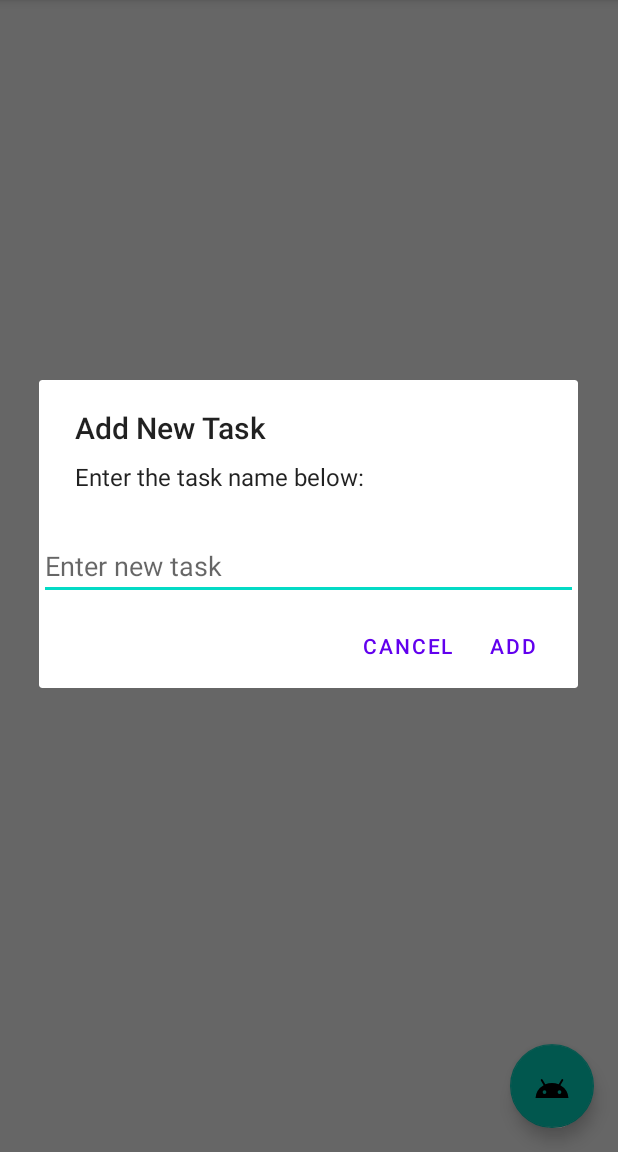
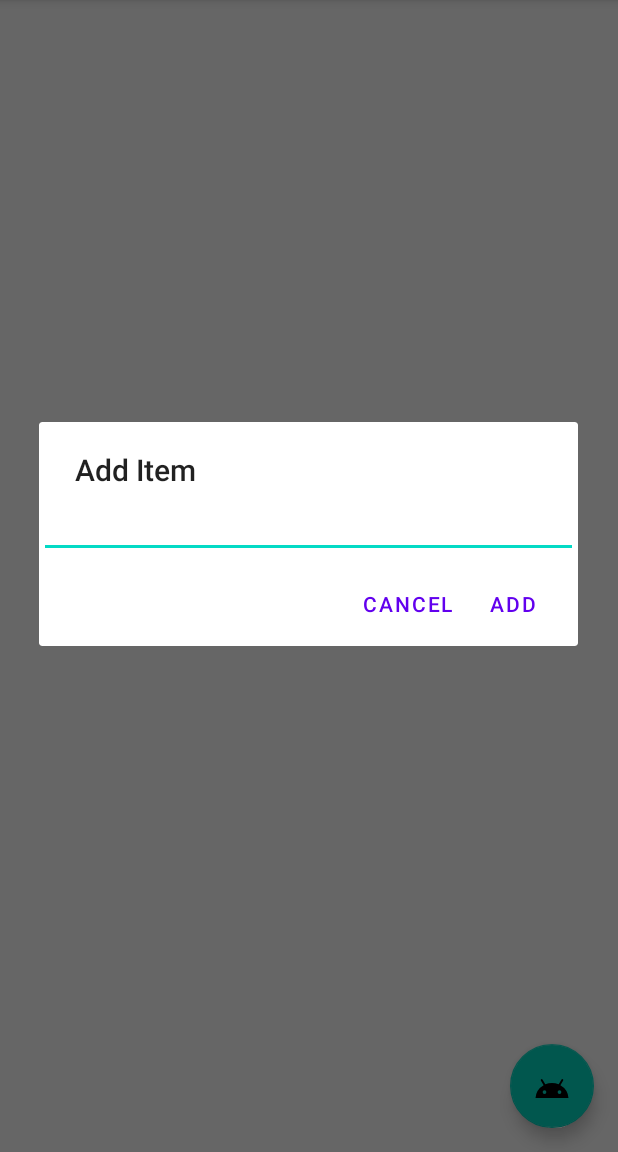
Before and after one commit to d-p-Jones/SimpleToDoApp, an Android app: the screen it shows after launch (MainActivity), after a tap on an icon or button, on a phone screen of 412 x 824 dp, the part 84-1236 px from its top. Run offline under Robolectric (Android 15) with nearby library versions, the phone set to English and light mode, and no system bars.

Commit message:
updated to make new item work

```diff
--- a/ToDo1/app/src/main/java/com/example/todo1/MainActivity.java
+++ b/ToDo1/app/src/main/java/com/example/todo1/MainActivity.java
@@ -2,10 +2,9 @@ package com.example.todo1;
 
 import android.content.DialogInterface;
 import android.os.Bundle;
+import android.text.InputType;
 import android.view.View;
-import android.widget.ArrayAdapter;
 import android.widget.EditText;
-import android.widget.ListView;
 
 import androidx.appcompat.app.AlertDialog;
 import androidx.appcompat.app.AppCompatActivity;
@@ -18,51 +17,50 @@ import java.util.ArrayList;
 import java.util.List;
 
 public class MainActivity extends AppCompatActivity {
-    // Define itemsAdapter as a member variable of the MainActivity class
-    private ArrayAdapter<String> itemsAdapter;
+    private List<Todo> todoList = new ArrayList<>();
+    private RecyclerView recyclerView;
+    private TodoAdapter todoAdapter;
 
     @Override
     protected void onCreate(Bundle savedInstanceState) {
+
         super.onCreate(savedInstanceState);
         setContentView(R.layout.activity_main);
 
-        // Find the ListView and initialize the itemsAdapter
-        ListView lvItems = findViewById(R.id.lvItems);
-        ArrayList<String> items = new ArrayList<>();
-        itemsAdapter = new ArrayAdapter<>(this, android.R.layout.simple_list_item_1, items);
-        lvItems.setAdapter(itemsAdapter);
+        recyclerView = findViewById(R.id.todo_list);
+        todoAdapter = new TodoAdapter(todoList);
+        recyclerView.setAdapter(todoAdapter);
+        recyclerView.setLayoutManager(new LinearLayoutManager(this));
 
-        // Setup the "Add" button to add new items
         FloatingActionButton fab = findViewById(R.id.add_todo_button);
         fab.setOnClickListener(new View.OnClickListener() {
             @Override
             public void onClick(View view) {
-                addItem();
+                AlertDialog.Builder builder = new AlertDialog.Builder(MainActivity.this);
+                builder.setTitle("Add Item");
+                final EditText input = new EditText(MainActivity.this);
+                input.setInputType(InputType.TYPE_CLASS_TEXT);
+                builder.setView(input);
+
+                builder.setPositiveButton("Add", new DialogInterface.OnClickListener() {
+                    @Override
+                    public void onClick(DialogInterface dialog, int which) {
+                        String newItem = input.getText().toString();
+                        Todo todo = new Todo(newItem);
+                        todoList.add(todo);
+                        todoAdapter.notifyDataSetChanged();
+                    }
+                });
+
+                builder.setNegativeButton("Cancel", new DialogInterface.OnClickListener() {
+                    @Override
+                    public void onClick(DialogInterface dialog, int which) {
+                        dialog.cancel();
+                    }
+                });
+
+                builder.show();
             }
         });
     }
-
-    private void addItem() {
-        // Create an EditText view to prompt the user for input
-        final EditText input = new EditText(this);
-
-        // Set the hint text for the EditText view
-        input.setHint("Enter new task");
-
-        // Create an AlertDialog to display the EditText view
-        new AlertDialog.Builder(this)
-                .setTitle("Add New Task")
-                .setMessage("Enter the task name below:")
-                .setView(input)
-                .setPositiveButton("Add", new DialogInterface.OnClickListener() {
-                    @Override
-                    public void onClick(DialogInterface dialogInterface, int i) {
-                        // When the user clicks "Add" on the AlertDialog, add the new task to the list
-                        String taskName = input.getText().toString();
-                        itemsAdapter.add(taskName);
-                    }
-                })
-                .setNegativeButton("Cancel", null)
-                .show();
-    }
 }
```
Also changed, not shown: ToDo1/app/src/main/java/com/example/todo1/TodoAdapter.java (line endings or trailing spaces).
